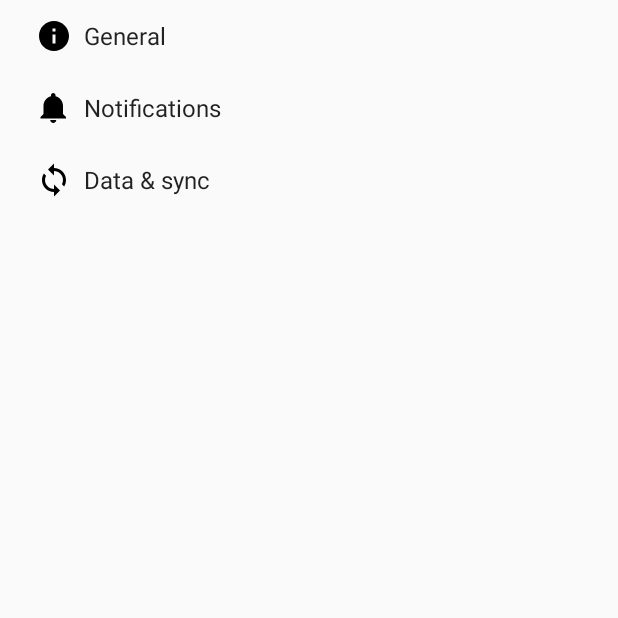
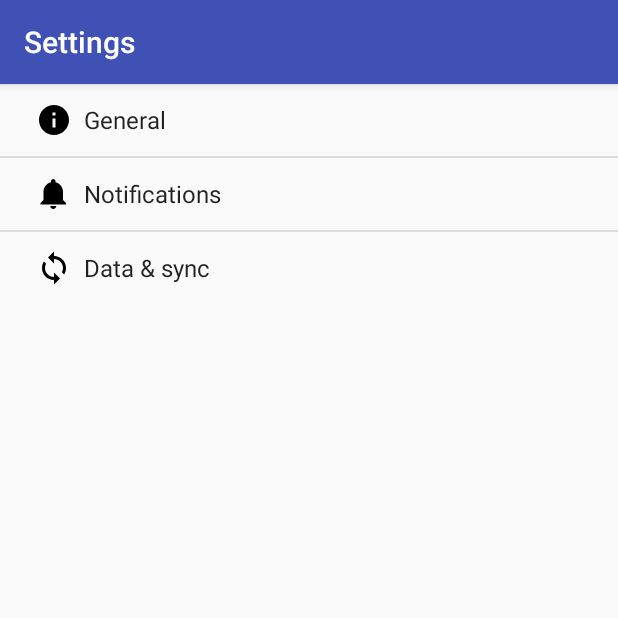
Before and after one commit to sonavolob/ABIconTest, an Android app: the SettingsActivity screen opened directly, with no data from a screen before it, on a phone screen of 412 x 824 dp, the top half of it. Run offline under Robolectric (Android 15) with nearby library versions, the phone set to English and light mode, and no system bars.

Commit message:
Toolbar added to SettingsActivity.java Issues - only headers are shown. Starting any of preferenceFragment (pref_general, pref_data_sync, pref_notification) collapse application wit error "03-22 15:44:20.743 24359-24359/com.example.abicontest E/FragmentManager: No view found for id 0x1020356 (android:id/prefs) for fragment GeneralPreferenceFragment{2e9db5e0 #0 id=0x1020356}...."

```diff
--- a/app/src/main/java/com/example/abicontest/AppCompatPreferenceActivity.java
+++ b/app/src/main/java/com/example/abicontest/AppCompatPreferenceActivity.java
@@ -24,6 +24,7 @@ public abstract class AppCompatPreferenceActivity extends PreferenceActivity {
     protected void onCreate(Bundle savedInstanceState) {
         getDelegate().installViewFactory();
         getDelegate().onCreate(savedInstanceState);
+
         super.onCreate(savedInstanceState);
     }
 
--- a/app/src/main/java/com/example/abicontest/SettingsActivity.java
+++ b/app/src/main/java/com/example/abicontest/SettingsActivity.java
@@ -17,7 +17,9 @@ import android.support.v7.app.ActionBar;
 import android.preference.PreferenceFragment;
 import android.preference.PreferenceManager;
 import android.preference.RingtonePreference;
+import android.support.v7.widget.Toolbar;
 import android.text.TextUtils;
+import android.util.Log;
 import android.view.MenuItem;
 
 import java.util.List;
@@ -34,6 +36,8 @@ import java.util.List;
  * API Guide</a> for more information on developing a Settings UI.
  */
 public class SettingsActivity extends AppCompatPreferenceActivity {
+
+    private static final String TAG = "SettingsActivity";
     /**
      * A preference value change listener that updates the preference's summary
      * to reflect its new value.
@@ -119,7 +123,10 @@ public class SettingsActivity extends AppCompatPreferenceActivity {
     @Override
     protected void onCreate(Bundle savedInstanceState) {
         super.onCreate(savedInstanceState);
-        setupActionBar();
+        setContentView(R.layout.activity_settings);
+        setSupportActionBar((Toolbar) findViewById(R.id.my_toolbar));
+//        addPreferencesFromResource(R.xml.preferences);
+//        setupActionBar();
     }
 
     /**
@@ -169,7 +176,9 @@ public class SettingsActivity extends AppCompatPreferenceActivity {
     public static class GeneralPreferenceFragment extends PreferenceFragment {
         @Override
         public void onCreate(Bundle savedInstanceState) {
+            getActivity().setContentView(R.layout.activity_settings);
             super.onCreate(savedInstanceState);
+//            getActivity().setSupportActionBar((Toolbar) findViewById(R.id.toolbar));
             addPreferencesFromResource(R.xml.pref_general);
             setHasOptionsMenu(true);
 
--- /dev/null
+++ b/app/src/main/res/layout/activity_settings.xml
@@ -0,0 +1,25 @@
+<?xml version="1.0" encoding="utf-8"?>
+<LinearLayout xmlns:android="http://schemas.android.com/apk/res/android"
+              xmlns:app="http://schemas.android.com/apk/res-auto"
+              android:id="@+id/content_frame"
+              android:orientation="vertical"
+              android:layout_width="match_parent"
+              android:layout_height="match_parent">
+
+
+    <android.support.v7.widget.Toolbar
+        android:id="@+id/my_toolbar"
+        android:layout_width="match_parent"
+        android:layout_height="?attr/actionBarSize"
+        android:background="?attr/colorPrimary"
+        android:elevation="4dp"
+        app:elevation="4dp"
+        android:animateLayoutChanges="true"
+        android:theme="@style/ThemeOverlay.AppCompat.Dark"
+        app:popupTheme="@style/ThemeOverlay.AppCompat.Light"/>
+
+    <ListView
+        android:id="@android:id/list"
+        android:layout_width="match_parent"
+        android:layout_height="wrap_content" />
+</LinearLayout>
```
